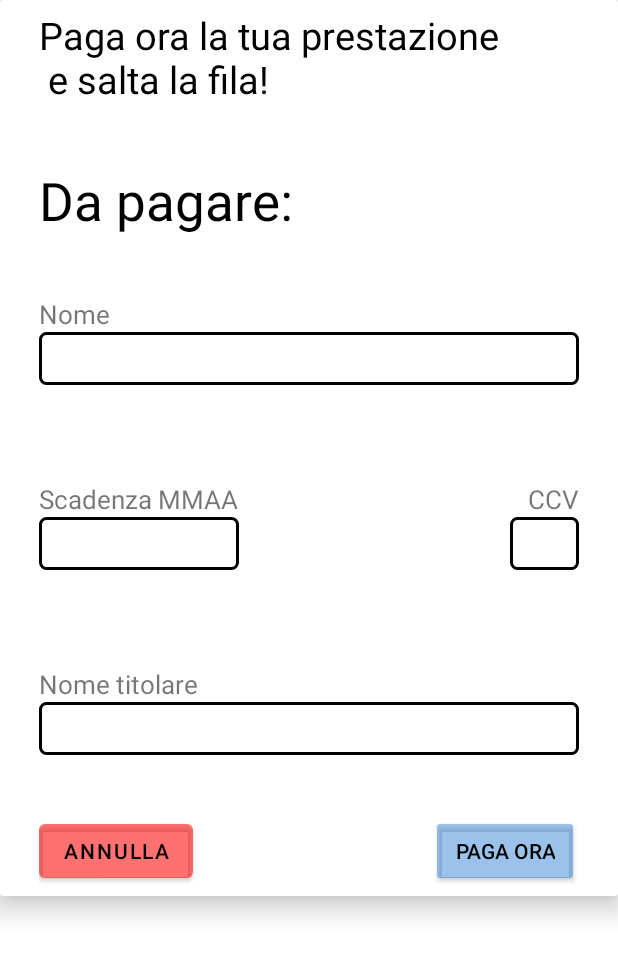
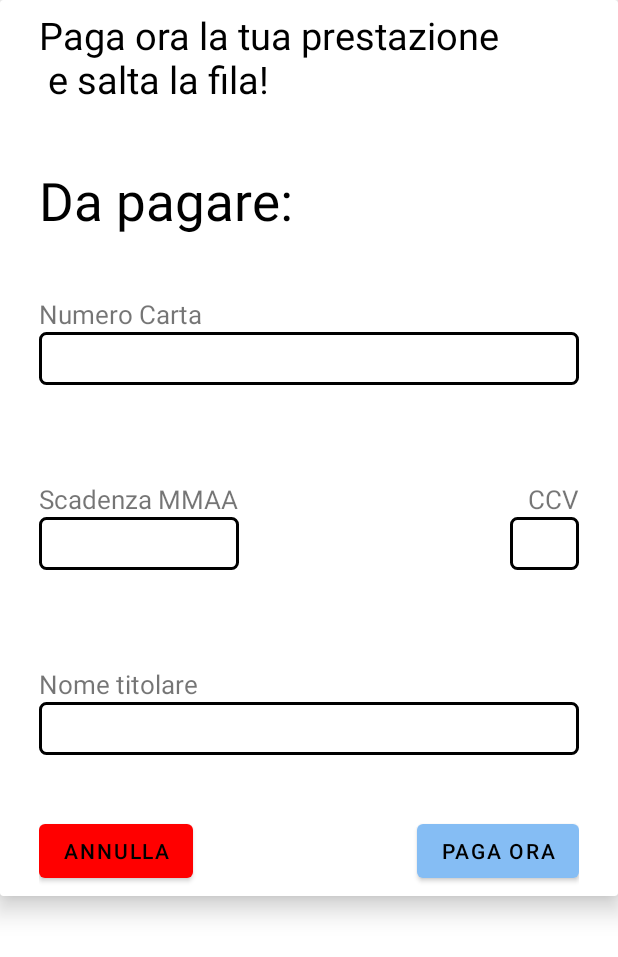
Before and after one commit to matteasu/FastHealth, an Android app: the layout popup_pagamento.xml on its own in the app's theme, with its tools: preview values and no code run, on a phone screen of 412 x 824 dp. Shown: the top 957 px of the screen. Run offline under Robolectric (Android 15) with nearby library versions, the phone set to English and light mode, and no system bars; Roboto replaces fonts that are not available here.

Commit message:
fix vari

```diff
--- a/app/src/main/res/layout/popup_pagamento.xml
+++ b/app/src/main/res/layout/popup_pagamento.xml
@@ -38,7 +38,7 @@
             android:layout_height="wrap_content"
             android:layout_below="@id/pagAmmount"
             android:layout_marginTop="40dp"
-            android:text="Nome"
+            android:text="Numero Carta"
             android:textSize="17dp">
 
         </TextView>
@@ -50,7 +50,7 @@
             android:layout_below="@id/headerC"
             android:background="@drawable/edit_text_border"
 
-            android:inputType="text"
+            android:inputType="number"
             android:padding="5dp">
 
         </EditText>
@@ -156,21 +156,20 @@
             android:id="@+id/sp3"/>
 
         <Button
+            android:id="@+id/annulla"
+            style="@style/BottoniRossi"
             android:layout_width="wrap_content"
             android:layout_height="wrap_content"
             android:layout_below="@id/sp3"
+            android:layout_alignParentStart="true"
+            android:layout_alignParentLeft="true"
             android:text="annulla"
-            android:id="@+id/annulla"
             android:textColor="@color/black"
-            app:backgroundTint="#8FFF0000"
-            app:backgroundTintMode="src_in"
-            android:layout_alignParentStart="true"
-            app:strokeColor="#8FFF0000"
-            android:layout_alignParentLeft="true" />
+            app:backgroundTint="#FF0000"
+             />
 
         <Button
             android:id="@+id/payNow"
-            style="@style/Widget.AppCompat.Button"
             android:layout_width="wrap_content"
             android:layout_height="wrap_content"
             android:layout_below="@id/sp3"
@@ -178,8 +177,6 @@
             android:layout_alignParentRight="true"
             android:text="Paga ora"
             android:textColor="@color/black"
-            app:backgroundTint="#782A7ED2"
-            app:backgroundTintMode="src_in"
-            app:strokeColor="#782A7ED2" />
+            app:backgroundTint="#85BDF4" />
     </RelativeLayout>
 </androidx.cardview.widget.CardView>
--- a/app/src/main/res/values/themes.xml
+++ b/app/src/main/res/values/themes.xml
@@ -15,4 +15,18 @@
         <!-- Customize your theme here. -->
         <item name="android:navigationBarColor" tools:targetApi="lollipop">?attr/backgroundColor</item>
     </style>
+
+    <style name="Widget.App.Chip" parent="Widget.MaterialComponents.Chip.Entry">
+        <item name="chipBackgroundColor">#782A7ED2</item>
+        <item name="android:fontFamily">sans-serif-black</item>
+        <item name="chipStrokeColor">#782A7ED2</item>
+        <item name="checkedIconVisible">false</item>
+        <item name="android:textStyle">bold</item>
+        <item name="textAllCaps">true</item>
+    </style>
+
+    <style name="BottoniRossi" parent="Widget.MaterialComponents.Button">
+        <item name="colorButtonNormal">#8FFF0000</item>
+
+    </style>
 </resources>
```
Also changed, not shown: app/src/main/java/com/a2b2l1p/fasthealth/ActivityPrenotazioni.java (+31 -15 lines), app/src/main/java/com/a2b2l1p/fasthealth/adapterPrenotazioni.java (+6 -1 lines), app/src/main/res/layout-v21/cardprenotazioni.xml (+4 -4 lines), app/src/main/res/layout/cardprenotazioni.xml (+5 -4 lines), app/src/main/res/layout/popup_conferma.xml (added, +56 -0 lines).
